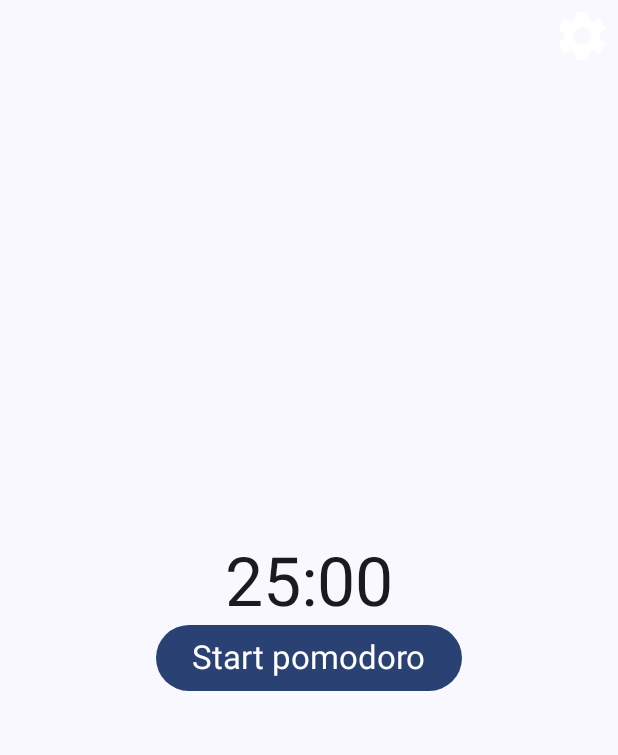
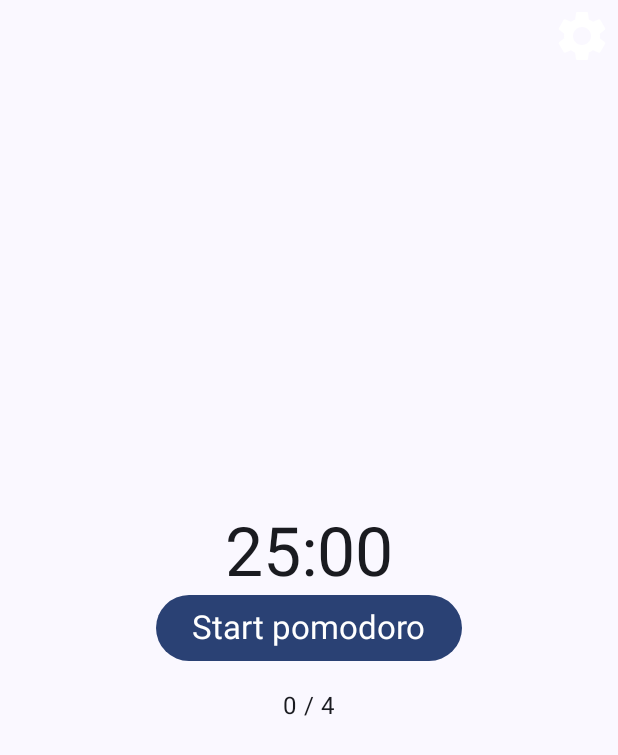
Before and after one commit to tetrapaker238/TaskPomodoro, an Android app built with Jetpack Compose: the screen it shows after launch (MainActivity), on a phone screen of 412 x 824 dp. Shown: the top 755 px of the screen. Run offline under Robolectric (Android 15) with nearby library versions, the phone set to English and light mode, and no system bars.

Commit message:
feat: add finished pomodoro text and a finished pomodoros counter

```diff
--- a/app/src/main/java/com/example/taskpomodoro/MainActivity.kt
+++ b/app/src/main/java/com/example/taskpomodoro/MainActivity.kt
@@ -91,9 +91,18 @@ fun Toolbar(modifier: Modifier = Modifier, onSettingsClick: () -> Unit) {
 fun TimeDisplay(pomodoroViewModel: PomodoroViewModel) {
     ButtonAndTime(
         modifier = Modifier
-            .fillMaxSize()
             .wrapContentSize(align = Alignment.Center),
         pomodoroViewModel = pomodoroViewModel
+    )
+}
+
+@Composable
+fun FinishedPomodoroText(pomodoroViewModel: PomodoroViewModel) {
+    val pomodoroUiState by pomodoroViewModel.uiState.collectAsState()
+    Text(
+        text = pomodoroUiState.finishedPomodoros.toString()
+                + " / "
+                + pomodoroUiState.pomodoroSettings.longBreakInterval.toString(),
     )
 }
 
@@ -133,14 +142,23 @@ fun PomodoroScreen(
     val pomodoroUiState: PomodoroUiState by pomodoroViewModel.uiState.collectAsState()
     // pomodoroViewModel Ui State the collectAsState getter
     Box(
-        modifier = modifier.fillMaxSize()
+        modifier = modifier
+            .fillMaxSize(),
     ) {
-        Row(verticalAlignment = Alignment.Top) {
-            Toolbar(onSettingsClick = { pomodoroViewModel.toggleDialog() })
+        Toolbar(
+            modifier = Modifier.align(Alignment.TopCenter),
+            onSettingsClick = { pomodoroViewModel.toggleDialog() }
+        )
+
+        Column(
+            modifier = Modifier.align(Alignment.Center),
+            horizontalAlignment = Alignment.CenterHorizontally,
+        ) {
+            TimeDisplay(pomodoroViewModel = pomodoroViewModel)
+            Spacer(modifier = Modifier.height(16.dp))
+            FinishedPomodoroText(pomodoroViewModel = pomodoroViewModel)
         }
-        Row(verticalAlignment = Alignment.CenterVertically) {
-            TimeDisplay(pomodoroViewModel = pomodoroViewModel)
-        }
+
 
         if (pomodoroUiState.showDialog) {
             DialogWithForm(
--- a/app/src/main/java/com/example/taskpomodoro/ui/PomodoroUiState.kt
+++ b/app/src/main/java/com/example/taskpomodoro/ui/PomodoroUiState.kt
@@ -5,6 +5,7 @@ data class PomodoroUiState(
     val buttonText: String,
     val counting: Boolean = false,
     val showDialog: Boolean = false,
+    val finishedPomodoros: Int = 0,
     val pomodoroSettings: PomodoroSettings = PomodoroSettings(20, 5, 10, 4)
 )
 
--- a/app/src/main/java/com/example/taskpomodoro/ui/PomodoroViewModel.kt
+++ b/app/src/main/java/com/example/taskpomodoro/ui/PomodoroViewModel.kt
@@ -33,7 +33,7 @@ class PomodoroViewModel(
             pomodoroState.getButtonText(),
             counting = false,
             showDialog = false,
-            PomodoroSettings()
+            pomodoroSettings = PomodoroSettings()
         )
     )
     val uiState: StateFlow<PomodoroUiState> = _uiState.asStateFlow()
@@ -86,6 +86,7 @@ class PomodoroViewModel(
                 counting = false,
                 buttonText = pomodoroState.getButtonText(),
                 timeText = getTimeText(),
+                finishedPomodoros = it.finishedPomodoros + 1
             )
         }
     }
--- a/app/src/main/java/com/example/taskpomodoro/ui/state/PomodoroTimerState.kt
+++ b/app/src/main/java/com/example/taskpomodoro/ui/state/PomodoroTimerState.kt
@@ -11,9 +11,11 @@ class PomodoroTimerState : PomodoroState(EPomodoroButtonText.POMODORO) {
     }
 
     override fun goNextTimerState() {
-        //TODO: Change to long break timer when long break interval condition has met given the
-        // amount of pomodoros done inside the uiState value
-        this.pomodoroViewModel?.setPomodoroState(BreakTimerState())
+        if (this.pomodoroViewModel?.uiState?.value?.finishedPomodoros == this.pomodoroViewModel?.uiState?.value?.pomodoroSettings?.longBreakInterval) {
+            this.pomodoroViewModel?.setPomodoroState(LongBreakTimerState())
+        } else {
+            this.pomodoroViewModel?.setPomodoroState(BreakTimerState())
+        }
     }
 
 }
```
